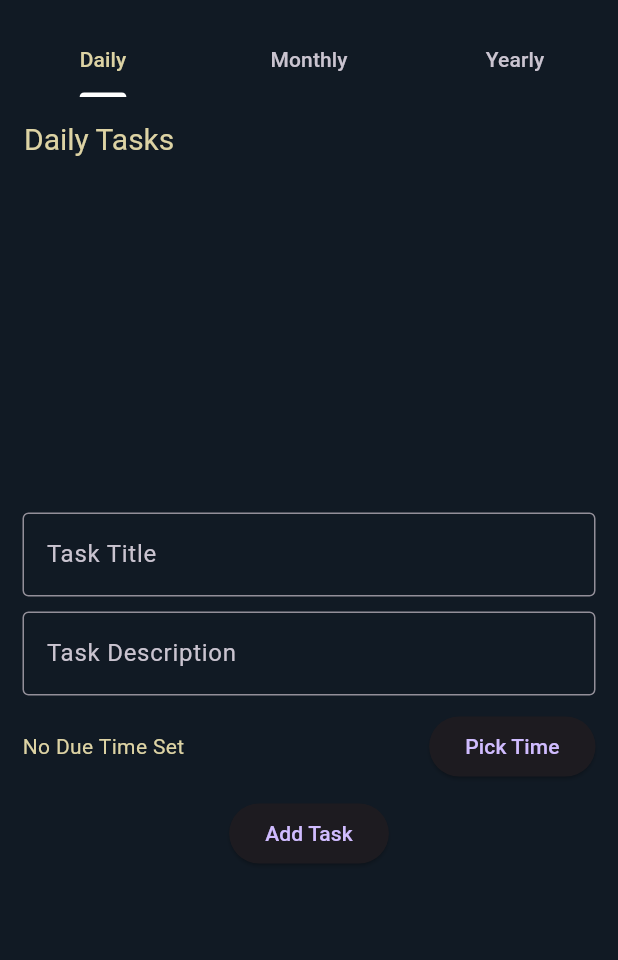
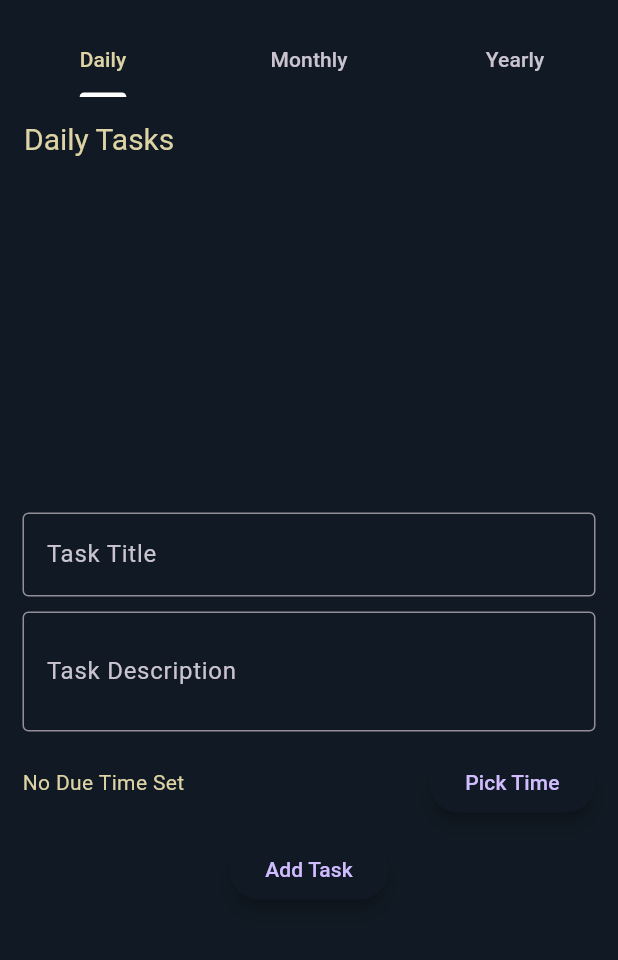
Before and after one commit to Dragorrik/Goal-Ventures, a Flutter app: the screen it shows after launch, on a phone screen of 412 x 824 dp, the part 59-1019 px from its top. Run offline on Flutter 3.47's test engine with Material 3 defaults, Android fonts, the light colour scheme and no system bars; our stand-ins replace animated_text_kit, hive_flutter, table_calendar; accounts and stored records are empty.

Commit message:
50% done

```diff
--- a/lib/main.dart
+++ b/lib/main.dart
@@ -1,6 +1,5 @@
 import 'package:flutter/material.dart';
 import 'package:goal_ventures/models/task_model.dart';
-import 'package:goal_ventures/pages/calender_page.dart';
 import 'package:goal_ventures/pages/home_screen.dart';
 import 'package:goal_ventures/providers/task_provider.dart';
 import 'package:hive_flutter/adapters.dart';
--- a/lib/pages/task_screen.dart
+++ b/lib/pages/task_screen.dart
@@ -19,6 +19,9 @@ class _TaskScreenState extends State<TaskScreen> {
   DateTime? _selectedDate;
 
   void _addTask(TaskProvider taskProvider) {
+    if (_titleController.text.isEmpty || _descriptionController.text.isEmpty) {
+      return;
+    }
     final newTask = Task(
       title: _titleController.text,
       description: _descriptionController.text,
@@ -108,7 +111,10 @@ class _TaskScreenState extends State<TaskScreen> {
                               fontSize: 15,
                             ),
                           ),
-                          title: Text(task.title),
+                          title: Text(
+                            task.title,
+                            style: const TextStyle(color: Color(0XFFDDD3A4)),
+                          ),
                           subtitle: Column(
                             crossAxisAlignment: CrossAxisAlignment.start,
                             children: [
@@ -122,7 +128,8 @@ class _TaskScreenState extends State<TaskScreen> {
                           ),
                           trailing: IconButton(
                             icon: const Icon(Icons.delete, color: Colors.red),
-                            onPressed: () => taskProvider.deleteTask(index),
+                            onPressed: () =>
+                                taskProvider.deleteTaskAtIndex(index),
                           ),
                         );
                       },
@@ -143,13 +150,26 @@ class _TaskScreenState extends State<TaskScreen> {
                       labelText: 'Task Title',
                       border: OutlineInputBorder(),
                     ),
+                    style: const TextStyle(
+                      color: Colors.white, // Change this to your desired color
+                      fontSize: 16, // Optional: Change font size
+                      fontWeight:
+                          FontWeight.bold, // Optional: Change font weight
+                    ),
                   ),
                   const SizedBox(height: 10),
                   TextField(
+                    maxLines: 2,
                     controller: _descriptionController,
                     decoration: const InputDecoration(
                       labelText: 'Task Description',
                       border: OutlineInputBorder(),
+                    ),
+                    style: const TextStyle(
+                      color: Colors.white, // Change this to your desired color
+                      fontSize: 16, // Optional: Change font size
+                      fontWeight:
+                          FontWeight.bold, // Optional: Change font weight
                     ),
                   ),
                   const SizedBox(height: 10),
@@ -162,6 +182,10 @@ class _TaskScreenState extends State<TaskScreen> {
                             : 'Due: ${_selectedDate?.year.toString()}-${_selectedDate?.month.toString()}-${_selectedDate?.day.toString()}\n${_selectedDate?.hour.toString()}:${_selectedDate?.minute.toString()}',
                       ),
                       ElevatedButton(
+                        style: ElevatedButton.styleFrom(
+                          elevation: 5,
+                          backgroundColor: const Color(0XFF111A24),
+                        ),
                         onPressed: () async {
                           if (widget.category == 'Daily') {
                             await _pickTime();
@@ -169,16 +193,30 @@ class _TaskScreenState extends State<TaskScreen> {
                             await _pickDateTime();
                           }
                         },
-                        child: Text(widget.category == 'Daily'
-                            ? 'Pick Time'
-                            : 'Pick Date & Time'),
+                        child: Text(
+                          widget.category == 'Daily'
+                              ? 'Pick Time'
+                              : 'Pick Date & Time',
+                          style: const TextStyle(
+                              //color: Color(0XFFDDD3A4),
+                              ),
+                        ),
                       ),
                     ],
                   ),
                   const SizedBox(height: 10),
                   ElevatedButton(
+                    style: ElevatedButton.styleFrom(
+                      elevation: 5,
+                      backgroundColor: const Color(0XFF111A24),
+                    ),
                     onPressed: () => _addTask(taskProvider),
-                    child: const Text('Add Task'),
+                    child: const Text(
+                      'Add Task',
+                      style: TextStyle(
+                          //color: Color(0XFFDDD3A4),
+                          ),
+                    ),
                   ),
                 ],
               ),
```
Also changed, not shown: lib/pages/calender_page.dart (+85 -20 lines), lib/providers/task_provider.dart (+13 -1 lines).
